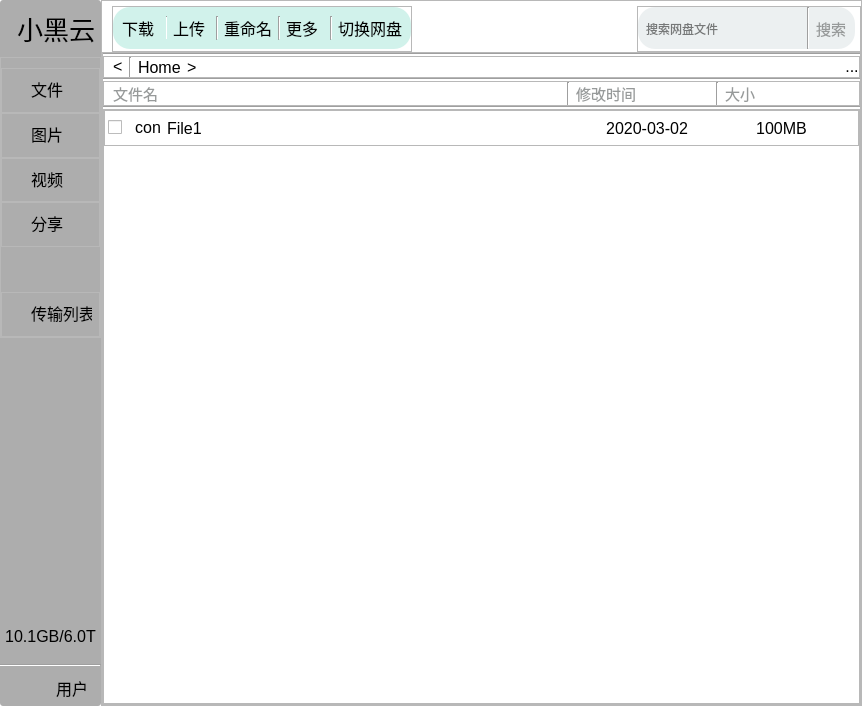
First picture: the form in ui/Main/SBCclient.ui, repository aibotez/SBCClientV2, before the edit.
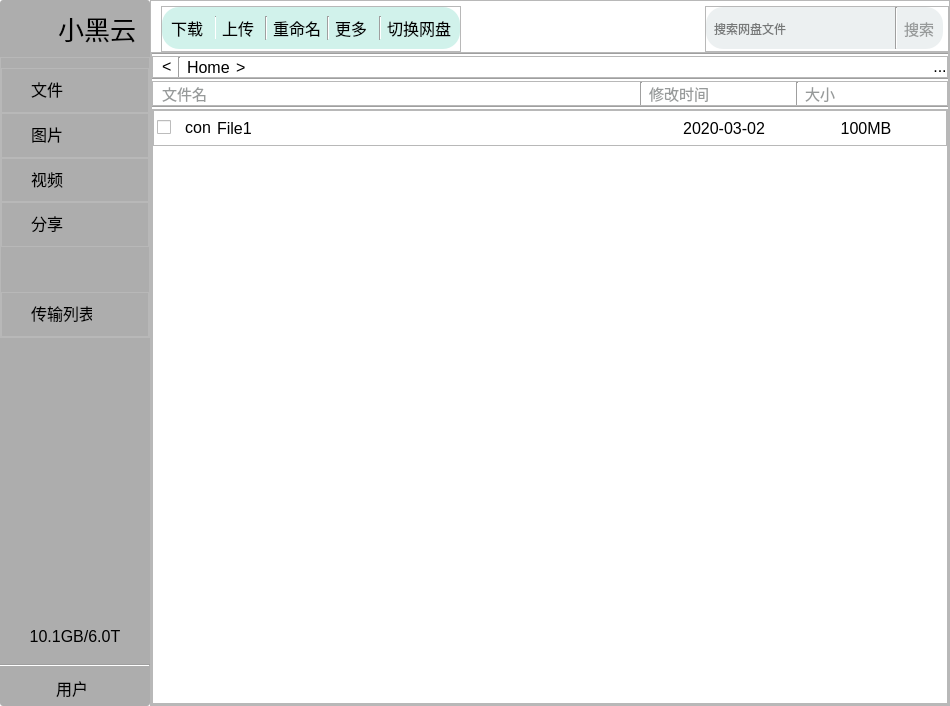
Second picture: the form after the edit. Icons and pictures are not drawn.

Diff of the .ui file:
```diff
--- a/ui/Main/SBCclient.ui
+++ b/ui/Main/SBCclient.ui
@@ -6,7 +6,7 @@
    <rect>
     <x>0</x>
     <y>0</y>
-    <width>862</width>
+    <width>950</width>
     <height>706</height>
    </rect>
   </property>
@@ -1135,7 +1135,7 @@
                   <rect>
                    <x>0</x>
                    <y>0</y>
-                   <width>710</width>
+                   <width>797</width>
                    <height>579</height>
                   </rect>
                  </property>
```
Left out of the diff: 2 changed lines with no effect on the pictures.
